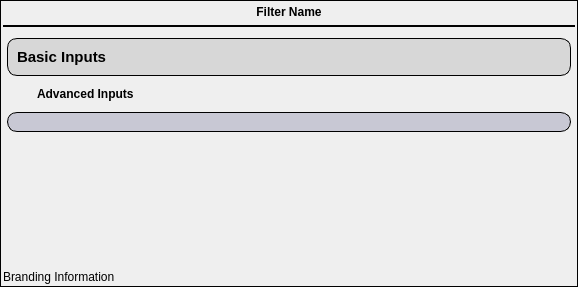
The window that Source/DREAM3DWidgetsLib/Widgets/UI_Files/FilterInputWidget.ui (BlueQuartzSoftware/DREAM3D) describes before a commit, drawn with Qt 5.
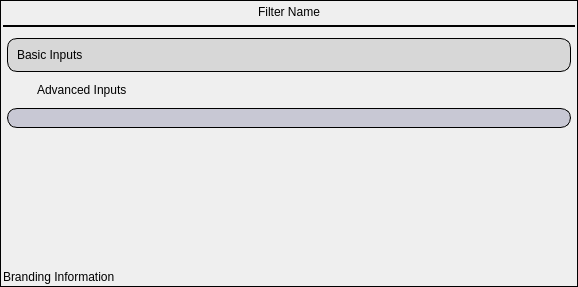
The same window after the commit. Icons and pictures are not drawn.

Commit message: Setting up per operating system Fonts. Adjusting the user interface of InputFileWidget to force user to use the Button to select a file.

```diff
--- a/Source/DREAM3DWidgetsLib/Widgets/UI_Files/FilterInputWidget.ui
+++ b/Source/DREAM3DWidgetsLib/Widgets/UI_Files/FilterInputWidget.ui
@@ -66,11 +66,7 @@
         <item>
          <widget class="QLabel" name="filterHumanLabel">
           <property name="styleSheet">
-           <string notr="true">QLabel#filterHumanLabel
-{
-	font: 75 12pt &quot;Arial&quot;;
-	font-weight: bold;
-}</string>
+           <string notr="true"/>
           </property>
           <property name="frameShape">
            <enum>QFrame::NoFrame</enum>
@@ -112,7 +108,7 @@
            <x>0</x>
            <y>0</y>
            <width>572</width>
-           <height>224</height>
+           <height>210</height>
           </rect>
          </property>
          <layout class="QVBoxLayout" name="scrollAreaVLayout">
@@ -161,22 +157,6 @@
              </property>
              <item>
               <widget class="QLabel" name="basicInputsLabel">
-               <property name="font">
-                <font>
-                 <family>Arial</family>
-                 <pointsize>11</pointsize>
-                 <weight>75</weight>
-                 <italic>false</italic>
-                 <bold>true</bold>
-                </font>
-               </property>
-               <property name="styleSheet">
-                <string notr="true">QLabel#basicInputsLabel
-{
-	font: 11pt &quot;Arial&quot;;
-	font-weight: bold;
-}</string>
-               </property>
                <property name="text">
                 <string>Basic Inputs</string>
                </property>
@@ -240,11 +220,7 @@
             <item>
              <widget class="QLabel" name="advInputsLabel">
               <property name="styleSheet">
-               <string notr="true">QLabel#advInputsLabel
-{
-	font: 11pt &quot;Arial&quot;;
-	font-weight: bold;
-}</string>
+               <string notr="true"/>
               </property>
               <property name="text">
                <string>Advanced Inputs</string>
```
Left out of the diff: 44 changed lines with no effect on the pictures. The commit also changes 5 other files.
